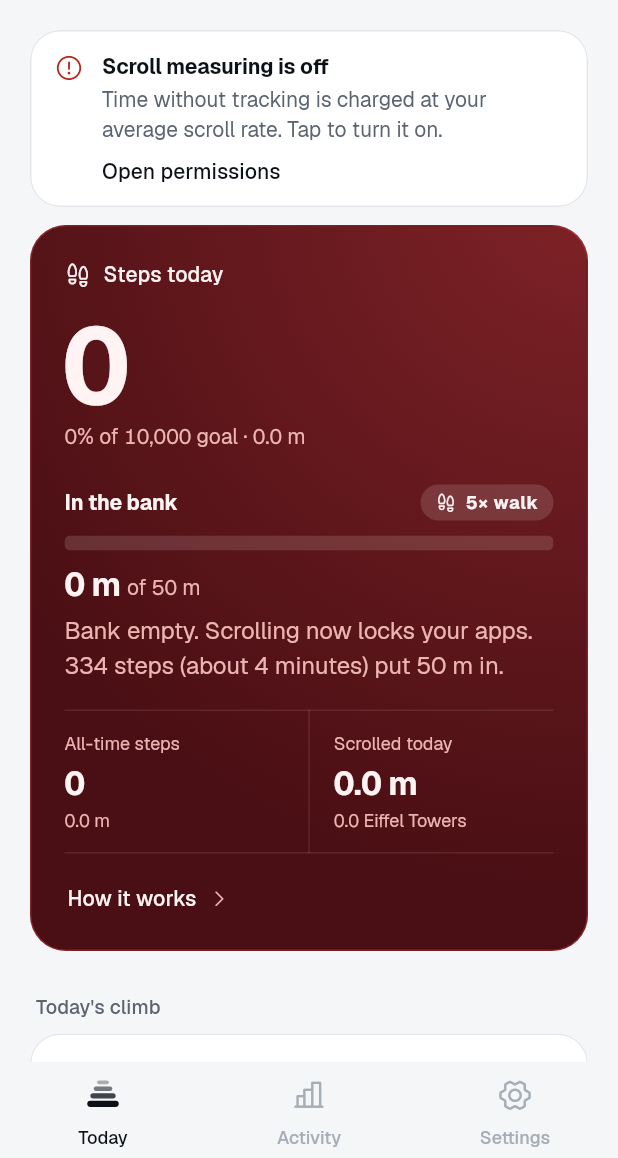
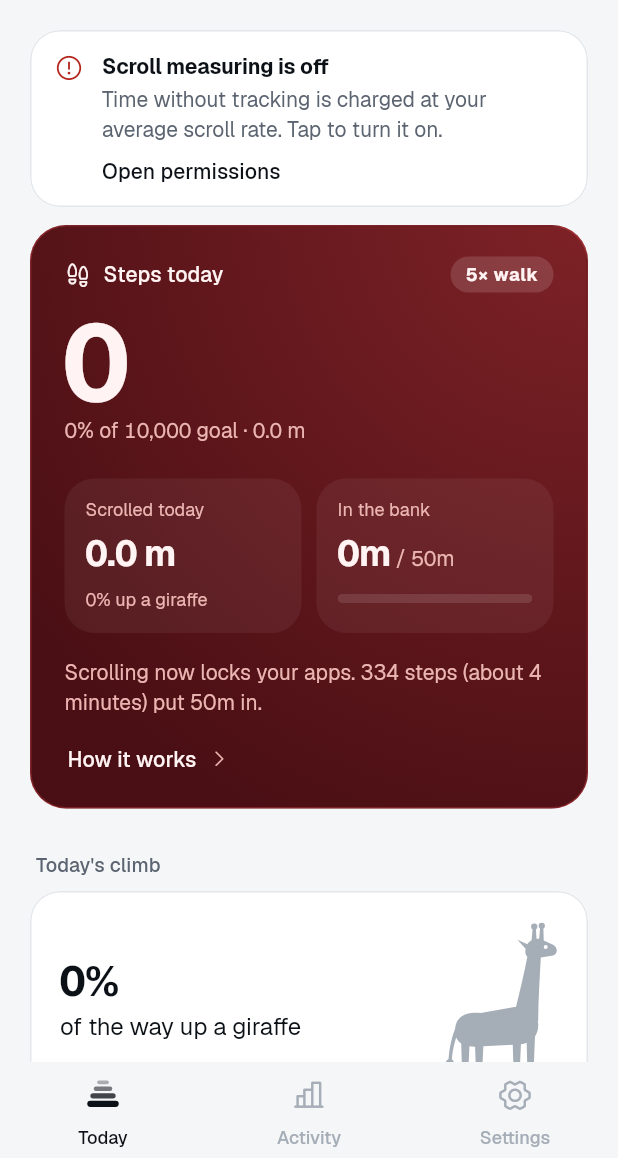
Before and after one commit to lebaaar/doomwalk, a Flutter app: the HomeScreen screen opened directly, on a phone screen of 412 x 824 dp, the part 78-1236 px from its top. Run offline on Flutter 3.47's test engine with Material 3 defaults, Android fonts, the phone set to English and light mode, and no system bars; our stand-ins replace flutter_riverpod, package_info_plus, pedometer, permission_handler, share_plus, sqflite; missing offline and left inert: home_widget; accounts and stored records are empty; project files that could hold a hidden picture were left out.

Commit message:
bump version to 0.1.1.+2, update homescreen UI

```diff
--- a/lib/core/landmarks.dart
+++ b/lib/core/landmarks.dart
@@ -18,7 +18,6 @@ class Landmark {
     this.plural,
     this.heightM, {
     required this.refer,
-    required this.emoji,
     required this.shape,
     this.upright = true,
   });
@@ -27,7 +26,6 @@ class Landmark {
   final double heightM;
 
   final String refer;
-  final String emoji;
   final LandmarkShape shape;
 
   final bool upright;
@@ -44,7 +42,6 @@ const giraffe = Landmark(
   'giraffes',
   5.5,
   refer: 'a giraffe',
-  emoji: '🦒',
   shape: LandmarkShape.giraffe,
 );
 const bus = Landmark(
@@ -52,7 +49,6 @@ const bus = Landmark(
   'double-decker buses',
   11.2,
   refer: 'a double-decker bus',
-  emoji: '🚌',
   shape: LandmarkShape.bus,
   upright: false,
 );
@@ -61,7 +57,6 @@ const whale = Landmark(
   'blue whales',
   30,
   refer: 'a blue whale',
-  emoji: '🐋',
   shape: LandmarkShape.whale,
   upright: false,
 );
@@ -70,7 +65,6 @@ const liberty = Landmark(
   'Statues of Liberty',
   93,
   refer: 'the Statue of Liberty',
-  emoji: '🗽',
   shape: LandmarkShape.statue,
 );
 const eiffel = Landmark(
@@ -78,7 +72,6 @@ const eiffel = Landmark(
   'Eiffel Towers',
   330,
   refer: 'the Eiffel Tower',
-  emoji: '🗼',
   shape: LandmarkShape.tower,
 );
 const burj = Landmark(
@@ -86,7 +79,6 @@ const burj = Landmark(
   'Burj Khalifas',
   828,
   refer: 'the Burj Khalifa',
-  emoji: '🏙️',
   shape: LandmarkShape.skyscraper,
 );
 const triglav = Landmark(
@@ -94,7 +86,6 @@ const triglav = Landmark(
   'Triglavs',
   2864,
   refer: 'Triglav',
-  emoji: '⛰️',
   shape: LandmarkShape.triglav,
 );
 const everest = Landmark(
@@ -102,7 +93,6 @@ const everest = Landmark(
   'Everests',
   8849,
   refer: 'Everest',
-  emoji: '🏔️',
   shape: LandmarkShape.mountain,
 );
 const karman = Landmark(
@@ -110,7 +100,6 @@ const karman = Landmark(
   'Kármán lines',
   100000,
   refer: 'the Kármán line',
-  emoji: '🚀',
   shape: LandmarkShape.rocket,
 );
 
--- a/lib/core/units.dart
+++ b/lib/core/units.dart
@@ -26,9 +26,9 @@ String formatMetres(double m, {int decimals = 1}) {
 // Rounds before picking the unit, so 999.6 is "1 km", not "1000 m"
 String formatRound(double m) {
   if (m.round().abs() >= 1000) {
-    return '${_trim((m / 1000).toStringAsFixed(1))} km';
+    return '${_trim((m / 1000).toStringAsFixed(1))}km';
   }
-  return '${m.round()} m';
+  return '${m.round()}m';
 }
 
 String formatTimes(double v) => '${_trim(v.toStringAsFixed(1))}×';
--- a/lib/services/controller.dart
+++ b/lib/services/controller.dart
@@ -885,7 +885,6 @@ class DoomWalkController extends ChangeNotifier {
   int stepsFor(double metres) =>
       config.strideM <= 0 ? 0 : (metres / config.strideM).round();
   int get stepsToday => stepsFor(state.walkedTodayM);
-  int get stepsLifetime => stepsFor(state.lifetimeWalkedM);
   int get stepGoal => config.stepGoal;
 
   double get weekWalkedM =>
--- a/lib/ui/home_screen.dart
+++ b/lib/ui/home_screen.dart
@@ -346,18 +346,11 @@ class _TodayCardState extends State<_TodayCard> {
           child: InkWell(
             onTap: () => showLedgerSheet(context, c),
             child: Padding(
-              padding: const EdgeInsets.fromLTRB(22, 22, 22, 10),
-              child: Column(
-                crossAxisAlignment: CrossAxisAlignment.start,
-                children: [
-                  Semantics(
-                    label: '${formatCount(steps)} steps today. $goalSub',
-                    excludeSemantics: true,
+              padding: const EdgeInsets.fromLTRB(22, 20, 22, 8),
               child: Column(
                 crossAxisAlignment: CrossAxisAlignment.start,
                 children: [
                   Row(
-                          mainAxisSize: MainAxisSize.min,
                     children: [
                       Icon(
                         Ph.footprints,
@@ -372,9 +365,17 @@ class _TodayCardState extends State<_TodayCard> {
                           fontSize: 14,
                         ),
                       ),
+                      const Spacer(),
+                      _PriceChip(c: c, locked: locked, fg: fg),
                     ],
                   ),
-                        const SizedBox(height: 14),
+                  const SizedBox(height: 10),
+                  Semantics(
+                    label: '${formatCount(steps)} steps today. $goalSub',
+                    excludeSemantics: true,
+                    child: Column(
+                      crossAxisAlignment: CrossAxisAlignment.start,
+                      children: [
                         TweenAnimationBuilder<double>(
                           tween: Tween(end: steps.toDouble()),
                           duration: const Duration(milliseconds: 700),
@@ -389,7 +390,6 @@ class _TodayCardState extends State<_TodayCard> {
                             ),
                           ),
                         ),
-                        const SizedBox(height: 2),
                         Text(
                           goalSub,
                           style: t.bodyMedium
@@ -400,19 +400,23 @@ class _TodayCardState extends State<_TodayCard> {
                     ),
                   ),
                   const SizedBox(height: 22),
-                  _BankBlock(c: c, verdict: verdict, fg: fg, muted: muted),
-                  const SizedBox(height: 18),
-                  _Tally(
+                  _Stats(
                     c: c,
+                    locked: locked,
                     fg: fg,
                     muted: muted,
                     onOpenActivity: widget.onOpenActivity,
                   ),
+                  const SizedBox(height: 16),
+                  Text(
+                    _statusLine(c, verdict),
+                    style: t.bodyMedium?.copyWith(color: muted, height: 1.45),
+                  ),
                   if (owed || pass) ...[
-                    const SizedBox(height: 18),
+                    const SizedBox(height: 16),
                     _PassButton(c: c, fg: fg, muted: muted),
                   ],
-                  const SizedBox(height: 6),
+                  const SizedBox(height: 4),
                   TextButton.icon(
                     style: TextButton.styleFrom(
                       foregroundColor: fg,
@@ -442,155 +446,78 @@ String _countdown(DoomWalkController c) {
   return '${s ~/ 60}:${(s % 60).toString().padLeft(2, '0')}';
 }
 
-class _BankBlock extends StatelessWidget {
-  const _BankBlock({
-    required this.c,
-    required this.verdict,
-    required this.fg,
-    required this.muted,
-  });
-  final DoomWalkController c;
-  final _Verdict verdict;
-  final Color fg;
-  final Color muted;
-
-  @override
-  Widget build(BuildContext context) {
-    final t = Theme.of(context).textTheme;
-    final col = context.colors;
-    final owed = verdict == _Verdict.walk;
-    final locked = owed || verdict == _Verdict.empty;
-    final bank = c.bankM;
-    final cap = c.bankCapM;
+String _statusLine(DoomWalkController c, _Verdict verdict) {
   final stride = c.config.strideM;
-    final price = c.priceNow;
   final unlockM = c.unlockChunkM;
   final unlockWalk = c.walkToUnlock(unlockM);
-    final line = switch (verdict) {
+  return switch (verdict) {
     _Verdict.walk =>
       c.status.serviceConnected
-            ? 'All apps that count are locked. ${stepsText(unlockWalk, stride)} '
+          ? 'Apps are locked. ${stepsText(unlockWalk, stride)} '
                 '(${walkMinutes(unlockWalk)}) unlock ${formatRound(unlockM)}.'
           : '${stepsText(unlockWalk, stride)} unlock ${formatRound(unlockM)}. '
                 'Locking is paused while scroll measuring is off.',
     _Verdict.unfrozen =>
       'Unlocked for ${_countdown(c)}. Scrolling during the pass is free.',
     _Verdict.empty =>
-        'Bank empty. Scrolling now locks your apps. ${stepsText(unlockWalk, stride)} (${walkMinutes(unlockWalk)}) put ${formatRound(unlockM)} in.',
+      'Scrolling now locks your apps. ${stepsText(unlockWalk, stride)} (${walkMinutes(unlockWalk)}) put ${formatRound(unlockM)} in.',
     _Verdict.full => 'Bank full. Walking adds nothing until you scroll some.',
     _Verdict.low || _Verdict.ok =>
-        'You can scroll ${formatRound(bank)}. ${stepsText(c.walkToUnlock(cap), stride)} fill it up.',
+      '${stepsText(c.walkToUnlock(c.bankCapM), stride)} fill the bank.',
   };
+}
+
+class _PriceChip extends StatelessWidget {
+  const _PriceChip({required this.c, required this.locked, required this.fg});
+  final DoomWalkController c;
+  final bool locked;
+  final Color fg;
+
+  @override
+  Widget build(BuildContext context) {
+    final t = Theme.of(context).textTheme;
+    final col = context.colors;
+    final price = c.priceNow;
     final dear = price > c.config.startPrice;
     final chipFg = locked ? fg : (dear ? col.onAccent : col.onAccentContainer);
     final chipBg = locked
         ? fg.withValues(alpha: 0.14)
         : (dear ? col.accent : col.accentContainer);
     final per = formatMetres(1 / price, decimals: price == 1 ? 0 : 2);
-    return Semantics(
-      label:
-          'In the bank: ${formatRound(bank)} of ${formatRound(cap)}. Walking costs ${formatTimes(price)}. $line',
-      excludeSemantics: true,
-      child: Column(
-        crossAxisAlignment: CrossAxisAlignment.start,
-        children: [
-          Row(
-            crossAxisAlignment: CrossAxisAlignment.center,
-            children: [
-              Text('In the bank', style: t.titleSmall?.copyWith(color: fg)),
-              const Spacer(),
-              Tooltip(
+    return Tooltip(
       triggerMode: TooltipTriggerMode.tap,
       showDuration: const Duration(seconds: 5),
       message:
-                    'Right now 1 m walked adds $per of scrolling. '
-                    'Every ${formatRound(c.config.priceStepM)} you scroll today it goes up a tier: '
-                    '${tiersText(c.config.priceTiers)}.',
+          '1m walked adds $per of scrolling. '
+          'For every ${formatRound(c.config.priceStepM)} you scroll today it goes up a tier.',
       child: Container(
-                  padding: const EdgeInsets.symmetric(
-                    horizontal: 10,
-                    vertical: 4,
-                  ),
+        padding: const EdgeInsets.symmetric(horizontal: 10, vertical: 4),
         decoration: BoxDecoration(
           color: chipBg,
           borderRadius: BorderRadius.circular(999),
         ),
-                  child: Row(
-                    mainAxisSize: MainAxisSize.min,
-                    children: [
-                      Icon(Ph.footprints, size: 14, color: chipFg),
-                      const SizedBox(width: 6),
-                      Text(
+        child: Text(
           '${formatTimes(price)} walk',
+          semanticsLabel: 'Walking costs ${formatTimes(price)}',
           style: t.labelMedium
               ?.merge(numeric)
-                            .copyWith(
-                              color: chipFg,
-                              fontWeight: FontWeight.w600,
+              .copyWith(color: chipFg, fontWeight: FontWeight.w600),
         ),
-                      ),
-                    ],
-                  ),
-                ),
-              ),
-            ],
-          ),
-          const SizedBox(height: 10),
-          ClipRRect(
-            borderRadius: BorderRadius.circular(4),
-            child: TweenAnimationBuilder<double>(
-              tween: Tween(end: cap <= 0 ? 0.0 : (bank / cap).clamp(0.0, 1.0)),
-              duration: const Duration(milliseconds: 700),
-              curve: Curves.easeOutCubic,
-              builder: (_, v, _) => LinearProgressIndicator(
-                value: v,
-                minHeight: 10,
-                color: locked ? fg : col.accent,
-                backgroundColor: locked
-                    ? fg.withValues(alpha: 0.14)
-                    : col.raised2,
-              ),
-            ),
-          ),
-          const SizedBox(height: 8),
-          Row(
-            crossAxisAlignment: CrossAxisAlignment.baseline,
-            textBaseline: TextBaseline.alphabetic,
-            children: [
-              Text(
-                formatRound(bank),
-                style: t.titleLarge?.merge(numeric).copyWith(color: fg),
-              ),
-              const SizedBox(width: 4),
-              Text(
-                'of ${formatRound(cap)}',
-                style: t.bodyMedium?.merge(numeric).copyWith(color: muted),
-              ),
-              if (owed) ...[
-                const Spacer(),
-                Text(
-                  '${formatRound(c.overdraftM)} owed',
-                  style: t.bodyMedium?.merge(numeric).copyWith(color: fg),
-                ),
-              ],
-            ],
-          ),
-          const SizedBox(height: 6),
-          Text(line, style: t.bodyLarge?.copyWith(color: muted, height: 1.45)),
-        ],
       ),
     );
   }
 }
 
-class _Tally extends StatelessWidget {
-  const _Tally({
+class _Stats extends StatelessWidget {
+  const _Stats({
     required this.c,
+    required this.locked,
     required this.fg,
     required this.muted,
     required this.onOpenActivity,
   });
   final DoomWalkController c;
+  final bool locked;
   final Color fg;
   final Color muted;
   final VoidCallback onOpenActivity;
@@ -598,33 +525,50 @@ class _Tally extends StatelessWidget {
   @override
   Widget build(BuildContext context) {
     final t = Theme.of(context).textTheme;
-    final s = c.state;
-    final line = fg.withValues(alpha: 0.10);
-    Widget stat(
-      String label,
-      String value,
-      String sub, {
+    final col = context.colors;
+    final scrolled = c.state.scrolledTodayM;
+    final bank = c.bankM;
+    final cap = c.bankCapM;
+    final owed = c.overdraftM >= 0.05;
+    // Same ladder and wording as Today's climb below
+    final p = progressToward(scrolled, ladder: climb);
+    final next = p.next;
+    final climbed = scrolled >= next.heightM
+        ? next.count(scrolled)
+        : '${(p.fraction * 100).floor()}% ${next.upright ? 'up' : 'along'} '
+              '${next.refer}';
+    final valueStyle = t.headlineSmall?.merge(numeric).copyWith(color: fg);
+    final subStyle = t.bodySmall?.merge(numeric).copyWith(color: muted);
+    Widget cell({
+      required String label,
+      required String semantics,
+      required Widget value,
+      required Widget foot,
       VoidCallback? onTap,
-      bool first = false,
     }) => Expanded(
-      child: MergeSemantics(
+      child: Semantics(
+        label: semantics,
+        button: onTap != null,
+        excludeSemantics: true,
         child: InkWell(
           onTap: onTap,
-          child: Padding(
-            padding: EdgeInsets.fromLTRB(first ? 0 : 16, 14, 8, 14),
+          borderRadius: BorderRadius.circular(Radii.surface),
+          child: Container(
+            padding: const EdgeInsets.fromLTRB(14, 12, 14, 14),
+            decoration: BoxDecoration(
+              color: fg.withValues(alpha: 0.06),
+              borderRadius: BorderRadius.circular(Radii.surface),
+            ),
             child: Column(
               crossAxisAlignment: CrossAxisAlignment.start,
               children: [
                 Text(label, style: t.bodySmall?.copyWith(color: muted)),
-                const SizedBox(height: 4),
-                Text(
+                const SizedBox(height: 6),
                 value,
-                  style: t.titleLarge?.merge(numeric).copyWith(color: fg),
-                ),
-                const SizedBox(height: 2),
-                Text(
-                  sub,
-                  style: t.bodySmall?.merge(numeric).copyWith(color: muted),
+                const SizedBox(height: 8),
+                ConstrainedBox(
+                  constraints: const BoxConstraints(minHeight: 16),
+                  child: Align(alignment: Alignment.centerLeft, child: foot),
                 ),
               ],
             ),
@@ -632,29 +576,67 @@ class _Tally extends StatelessWidget {
         ),
       ),
     );
-    return DecoratedBox(
-      decoration: BoxDecoration(
-        border: Border.symmetric(horizontal: BorderSide(color: line)),
-      ),
-      child: IntrinsicHeight(
+    return IntrinsicHeight(
       child: Row(
         crossAxisAlignment: CrossAxisAlignment.stretch,
         children: [
-            stat(
-              'All-time steps',
-              formatCount(c.stepsLifetime),
-              formatMetres(s.lifetimeWalkedM),
+          cell(
+            label: 'Scrolled today',
+            semantics: 'Scrolled today: ${formatMetres(scrolled)}, $climbed',
+            value: Text(formatMetres(scrolled), style: valueStyle),
+            foot: Text(
+              climbed,
+              maxLines: 2,
+              overflow: TextOverflow.ellipsis,
+              style: subStyle,
+            ),
             onTap: onOpenActivity,
-              first: true,
           ),
-            VerticalDivider(width: 1, thickness: 1, color: line),
-            stat(
-              'Scrolled today',
-              formatMetres(s.scrolledTodayM),
-              nearestText(s.scrolledTodayM),
+          const SizedBox(width: 10),
+          cell(
+            label: 'In the bank',
+            semantics: owed
+                ? 'In the bank: ${formatRound(bank)} of ${formatRound(cap)}, ${formatRound(c.overdraftM)} owed'
+                : 'In the bank: ${formatRound(bank)} of ${formatRound(cap)}',
+            value: Text.rich(
+              TextSpan(
+                children: [
+                  TextSpan(text: formatRound(bank)),
+                  TextSpan(
+                    text: ' / ${formatRound(cap)}',
+                    style: t.bodyMedium?.merge(numeric).copyWith(color: muted),
                   ),
                 ],
               ),
+              maxLines: 1,
+              style: valueStyle,
+            ),
+            foot: owed
+                ? Text(
+                    '${formatRound(c.overdraftM)} owed',
+                    style: subStyle?.copyWith(
+                      color: fg,
+                      fontWeight: FontWeight.w600,
+                    ),
+                  )
+                : ClipRRect(
+                    borderRadius: BorderRadius.circular(3),
+                    child: TweenAnimationBuilder<double>(
+                      tween: Tween(
+                        end: cap <= 0 ? 0.0 : (bank / cap).clamp(0.0, 1.0),
+                      ),
+                      duration: const Duration(milliseconds: 700),
+                      curve: Curves.easeOutCubic,
+                      builder: (_, v, _) => LinearProgressIndicator(
+                        value: v,
+                        minHeight: 6,
+                        color: locked ? fg : col.accent,
+                        backgroundColor: fg.withValues(alpha: 0.12),
+                      ),
+                    ),
+                  ),
+          ),
+        ],
       ),
     );
   }
@@ -668,7 +650,6 @@ class _PassButton extends StatelessWidget {
 
   @override
   Widget build(BuildContext context) {
-    final t = Theme.of(context).textTheme;
     if (c.overrideActive) {
       return SizedBox(
         width: double.infinity,
@@ -683,10 +664,9 @@ class _PassButton extends StatelessWidget {
       );
     }
     final left = c.overridesLeft;
-    return Column(
-      crossAxisAlignment: CrossAxisAlignment.stretch,
-      children: [
-        FilledButton.tonalIcon(
+    return SizedBox(
+      width: double.infinity,
+      child: FilledButton.tonalIcon(
         style: FilledButton.styleFrom(
           backgroundColor: fg.withValues(alpha: 0.10),
           foregroundColor: fg,
@@ -696,17 +676,12 @@ class _PassButton extends StatelessWidget {
         ),
         onPressed: left > 0 ? c.startOverride : null,
         icon: const Icon(Ph.lifebuoy, size: 20),
-          label: Text('Unlock for ${c.config.overrideMinutes} min'),
+        label: Text(
+          left > 0
+              ? 'Unlock for ${c.config.overrideMinutes} min · $left left'
+              : 'No passes left today',
         ),
-        const SizedBox(height: 8),
-        Text(
-          left > 0
-              ? 'You have $left ${left == 1 ? 'pass' : 'passes'} left for emergency dopamine hits.'
-              : 'No passes left today.',
-          textAlign: TextAlign.start,
-          style: t.bodySmall?.merge(numeric).copyWith(color: muted),
       ),
-      ],
     );
   }
 }
@@ -1228,10 +1203,7 @@ class _Climb extends StatelessWidget {
                   children: [
                     Text('$pct%', style: t.headlineMedium?.merge(numeric)),
                     const SizedBox(height: 2),
-                    Text(
-                      'of the way $way ${next.refer}\u00A0${next.emoji}',
-                      style: t.bodyLarge,
-                    ),
+                    Text('of the way $way ${next.refer}', style: t.bodyLarge),
                     const SizedBox(height: 8),
                     Text(
                       metres < 0.05
@@ -1267,10 +1239,9 @@ class _Climb extends StatelessWidget {
             ),
           if (p.passed.isNotEmpty) ...[
             const SizedBox(height: 14),
-            Wrap(
-              spacing: 6,
-              runSpacing: 6,
-              children: [for (final l in p.passed) _Passed(l)],
+            Text(
+              'You\'ve scrolled more than ${_listed([for (final l in p.passed) l.refer])}.',
+              style: t.bodyMedium?.copyWith(color: col.muted, height: 1.45),
             ),
           ],
           const SizedBox(height: 14),
@@ -1287,25 +1258,6 @@ class _Climb extends StatelessWidget {
   }
 }
 
-class _Passed extends StatelessWidget {
-  const _Passed(this.l);
-  final Landmark l;
-
-  @override
-  Widget build(BuildContext context) {
-    final col = context.colors;
-    final name = l.name[0].toUpperCase() + l.name.substring(1);
-    return Container(
-      padding: const EdgeInsets.symmetric(horizontal: 10, vertical: 5),
-      decoration: BoxDecoration(
-        color: col.accentContainer,
-        borderRadius: BorderRadius.circular(99),
-      ),
-      child: Text(
-        '${l.emoji} $name',
-        style: Theme.of(context).textTheme.labelMedium
-            ?.copyWith(color: col.onAccentContainer),
-      ),
-    );
-  }
-}
+String _listed(List<String> items) => items.length < 2
+    ? items.join()
+    : '${items.sublist(0, items.length - 1).join(', ')} and ${items.last}';
--- a/lib/ui/landmark_art.dart
+++ b/lib/ui/landmark_art.dart
@@ -156,6 +156,13 @@ Path _round(double l, double t, double w, double h, double r) => Path()
     RRect.fromRectAndRadius(Rect.fromLTWH(l, t, w, h), Radius.circular(r)),
   );
 
+// A thin stroke down a face from just under a summit, widest in the middle and pointed at both ends
+Path _ridge(double x1, double y1, double x2, double y2, double w) {
+  final mx = (x1 + x2) / 2;
+  final my = (y1 + y2) / 2;
+  return _d('M$x1 $y1 L${mx + w / 2} $my L$x2 $y2 L${mx - w / 2} $my Z');
+}
+
 Path _union(List<Path> parts) =>
     parts.reduce((a, b) => Path.combine(PathOperation.union, a, b));
 
@@ -292,26 +299,26 @@ final Map<LandmarkShape, _Shape> _shapes = {
       [_rect(19.4, 30, 1.2, 70), _rect(12, 66, 1, 34), _rect(27, 60, 1, 40)],
     ),
   ),
+  // Three heads: the main summit with a lower one on each side
   LandmarkShape.triglav: _Shape(
     const Size(100, 60),
     () => _cut(
       _d(
-        'M0 60 L18 34 L24 38 L34 20 L42 28 L52 3 L62 26 L70 19 L80 33 L86 30 L100 60 Z',
+        'M0 60 C6 54 11 48 16 44 L23 39 L31 26 L36.5 30.5 L50 4 L52 4.6 '
+        'L61.5 24 L69.5 17 L77 28 L84 33 C90 42 95 51 100 60 Z',
       ),
-      [_d('M44 23 L52 3 L60.6 23 L57.6 20.2 L54.6 24.6 L51.6 20.4 L48.4 25 Z')],
+      [_ridge(50.6, 7.5, 44.5, 40, 1.6), _ridge(69.8, 20.5, 67.5, 38, 1.3)],
     ),
   ),
+  // Everest's pyramid between Nuptse's long ridge and Lhotse
   LandmarkShape.mountain: _Shape(
     const Size(100, 62),
     () => _cut(
       _d(
-        'M0 62 L14 41 L20 44 L31 27 L37 31 L52 2 L60 14 L64 12 L73 23 L79 21 L88 36 L100 62 Z',
+        'M0 62 C5 55 9 49 13 44 L21 27 L25 25 L31 28.5 L38 25 L44 18 L55 2.5 L57 3 '
+        'L66 15 L71 19 L78.5 11.5 L85 22 L91 31 C95 41 98 52 100 62 Z',
       ),
-      [
-        _d(
-          'M42.6 20.4 L52 2 L60 14 L64 12 L67 15.6 L63.2 15 L60 19.6 L56.4 16.6 L53 22.6 L49.6 18.4 L46 23.6 Z',
-        ),
-      ],
+      [_ridge(55.6, 6, 48.5, 40, 1.6), _ridge(78.8, 15, 80.5, 34, 1.3)],
     ),
   ),
   LandmarkShape.rocket: _Shape(
--- a/lib/ui/share_card.dart
+++ b/lib/ui/share_card.dart
@@ -219,7 +219,7 @@ class ShareCard extends StatelessWidget {
             ),
             const SizedBox(height: 6),
             Text(
-              '${lm.emoji} scrolled this week. ${formatMetres(week)} of thumb travel.',
+              'Scrolled this week. ${formatMetres(week)} of thumb travel.',
               style: t.bodyMedium?.copyWith(color: col.muted),
             ),
           ],
--- a/pubspec.yaml
+++ b/pubspec.yaml
@@ -16,7 +16,7 @@ publish_to: 'none' # Remove this line if you wish to publish to pub.dev
 # https://developer.apple.com/library/archive/documentation/General/Reference/InfoPlistKeyReference/Articles/CoreFoundationKeys.html
 # In Windows, build-name is used as the major, minor, and patch parts
 # of the product and file versions while build-number is used as the build suffix.
-version: 0.1.0+1
+version: 0.1.1+2
 
 environment:
   sdk: ^3.13.5
```
Also changed, not shown: 8 other files. Lines whose indentation alone changed are shown as unchanged.
